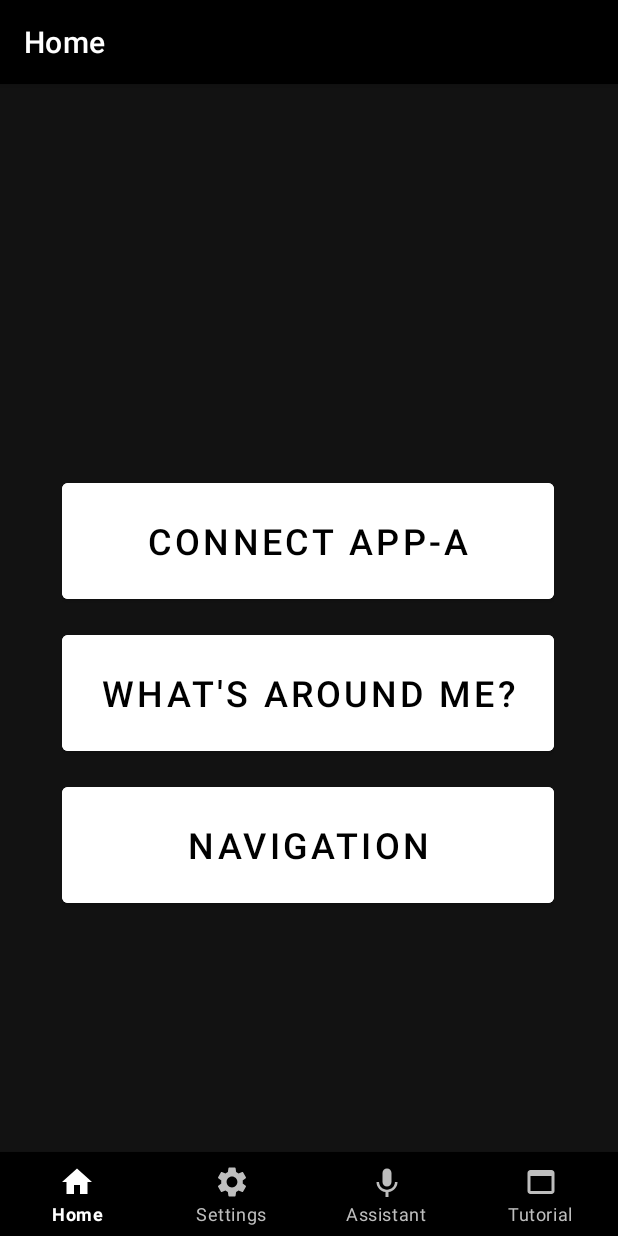
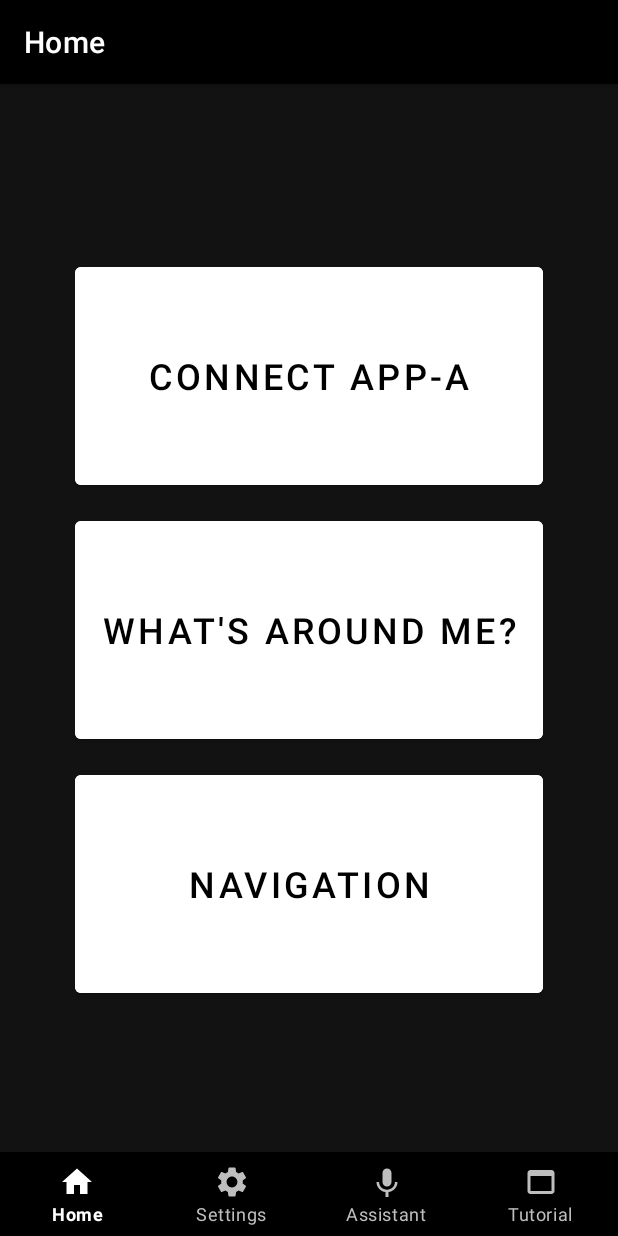
Before and after one commit to indomie858/app-A, an Android app: the screen it shows after launch (MainActivity), on a phone screen of 412 x 824 dp. Run offline under Robolectric (Android 15) with nearby library versions, the phone set to English and light mode, and no system bars.

Commit message:
Fixed constraint

```diff
--- a/app/src/main/res/layout/activity_main.xml
+++ b/app/src/main/res/layout/activity_main.xml
@@ -46,18 +46,18 @@
 
     <LinearLayout
         android:id="@+id/linearLayout"
-        android:layout_width="328dp"
-        android:layout_height="308dp"
-        android:layout_marginStart="1dp"
-        android:layout_marginEnd="1dp"
-        android:layout_marginBottom="160dp"
+        android:layout_width="0dp"
+        android:layout_height="0dp"
+        android:layout_marginStart="50dp"
+        android:layout_marginTop="100dp"
+        android:layout_marginEnd="50dp"
+        android:layout_marginBottom="100dp"
         android:orientation="vertical"
         app:layout_constraintBottom_toTopOf="@+id/bottom_navigation"
         app:layout_constraintEnd_toEndOf="parent"
         app:layout_constraintHorizontal_bias="0.493"
         app:layout_constraintStart_toStartOf="parent"
-        app:layout_constraintTop_toTopOf="parent"
-        app:layout_constraintVertical_bias="1.0">
+        app:layout_constraintTop_toBottomOf="@+id/appBarLayout">
 
         <Button
             android:id="@+id/connect_button"
```
